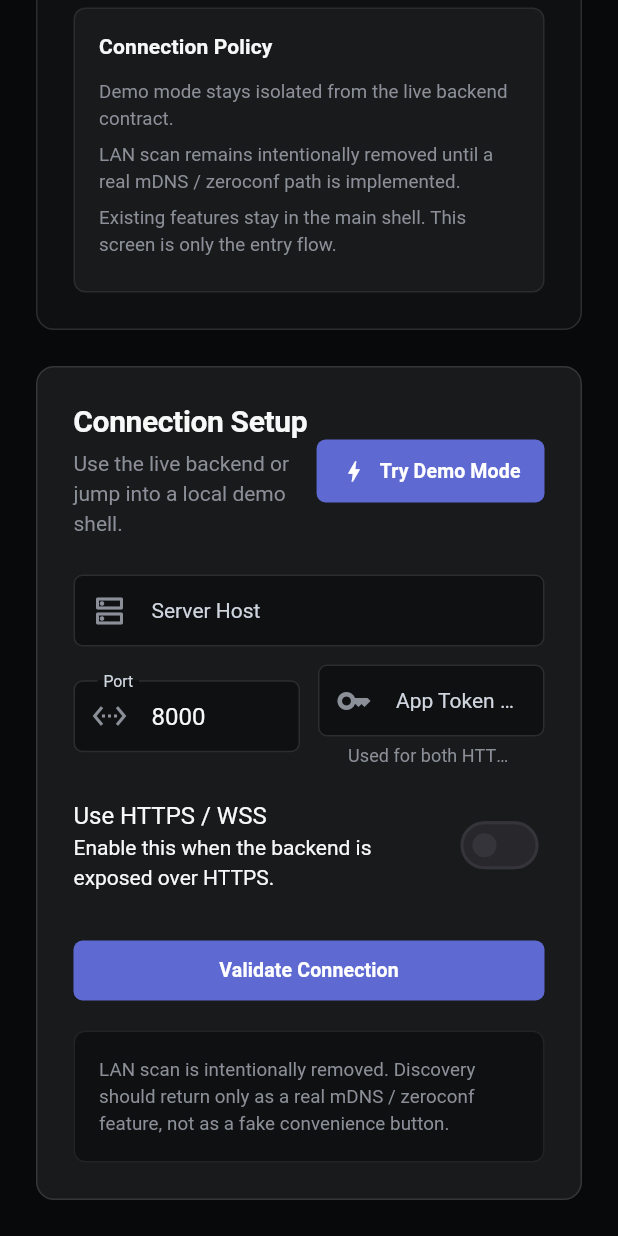
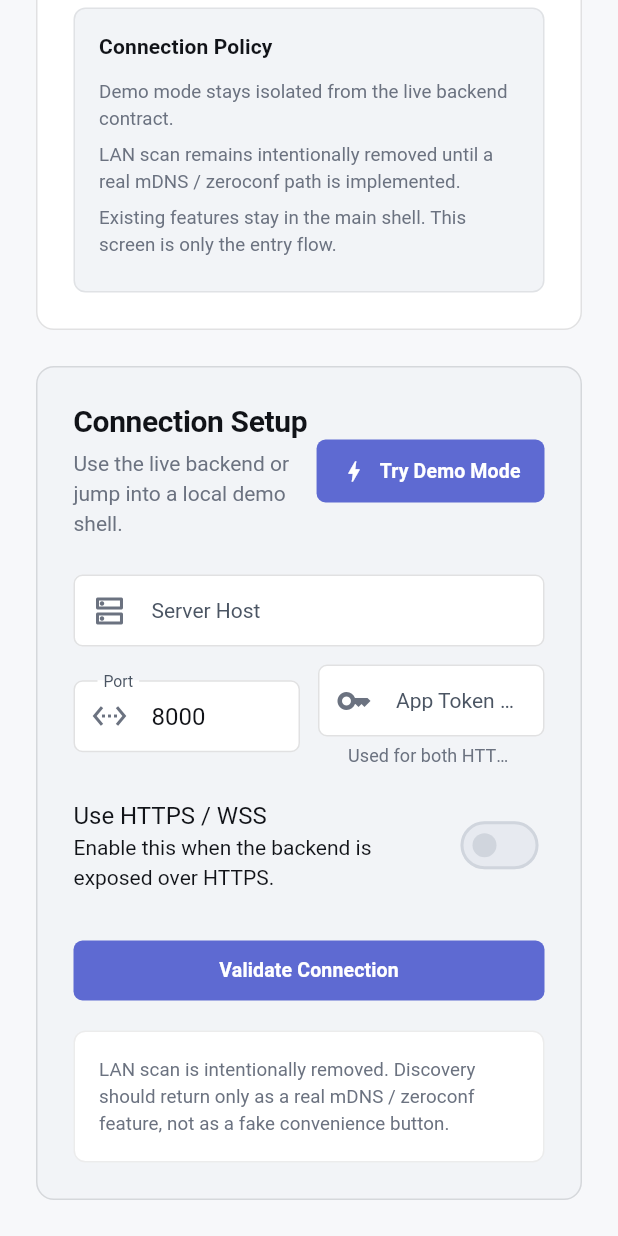
Before and after one commit to hm1399/AI-bot, a Flutter app: the screen it shows after launch, scrolled down 523 dp, on a phone screen of 412 x 824 dp. Run offline on Flutter 3.47's test engine with Material 3 defaults, Android fonts, the phone set to English and light mode, and no system bars; our stand-ins replace go_router, hooks_riverpod, shared_preferences; project files that could hold a hidden picture were left out.

Commit message:
feat: add Linear-inspired light theme

```diff
--- a/app/lib/main.dart
+++ b/app/lib/main.dart
@@ -17,9 +17,9 @@ class AiBotApp extends ConsumerWidget {
     return MaterialApp.router(
       title: 'AI Bot App',
       debugShowCheckedModeBanner: false,
-      themeMode: ThemeMode.dark,
+      themeMode: ThemeMode.system,
+      theme: LinearTheme.light(),
       darkTheme: LinearTheme.dark(),
-      theme: LinearTheme.dark(),
       routerConfig: router,
     );
   }
--- a/app/lib/theme/linear_theme.dart
+++ b/app/lib/theme/linear_theme.dart
@@ -4,7 +4,6 @@ import 'linear_tokens.dart';
 
 class LinearTheme {
   static ThemeData dark() {
-    final base = ThemeData(useMaterial3: true, brightness: Brightness.dark);
     final chrome = const LinearThemeTokens();
     final colorScheme =
         const ColorScheme.dark(
@@ -26,6 +25,48 @@ class LinearTheme {
           surfaceTint: Colors.transparent,
         );
 
+    return _buildTheme(
+      brightness: Brightness.dark,
+      chrome: chrome,
+      colorScheme: colorScheme,
+    );
+  }
+
+  static ThemeData light() {
+    final chrome = const LinearThemeTokens.light();
+    final colorScheme =
+        const ColorScheme.light(
+          primary: LinearPalette.brandIndigo,
+          secondary: LinearPalette.accentViolet,
+          surface: LinearPalette.lightSurface,
+          error: LinearPalette.danger,
+        ).copyWith(
+          onPrimary: Colors.white,
+          onSecondary: Colors.white,
+          onSurface: LinearPalette.lightTextPrimary,
+          surfaceContainerLowest: LinearPalette.lightCanvas,
+          surfaceContainerLow: LinearPalette.lightPanel,
+          surfaceContainer: LinearPalette.lightSurface,
+          surfaceContainerHigh: LinearPalette.lightSurfaceElevated,
+          surfaceContainerHighest: LinearPalette.lightSurfaceHover,
+          outline: LinearPalette.lightBorderStrong,
+          outlineVariant: LinearPalette.lightBorderStandard,
+          surfaceTint: Colors.transparent,
+        );
+
+    return _buildTheme(
+      brightness: Brightness.light,
+      chrome: chrome,
+      colorScheme: colorScheme,
+    );
+  }
+
+  static ThemeData _buildTheme({
+    required Brightness brightness,
+    required LinearThemeTokens chrome,
+    required ColorScheme colorScheme,
+  }) {
+    final base = ThemeData(useMaterial3: true, brightness: brightness);
     return base.copyWith(
       colorScheme: colorScheme,
       scaffoldBackgroundColor: chrome.canvas,
@@ -33,8 +74,8 @@ class LinearTheme {
       cardColor: chrome.surface,
       dividerColor: chrome.borderSubtle,
       splashFactory: InkSparkle.splashFactory,
-      extensions: const <ThemeExtension<dynamic>>[LinearThemeTokens()],
-      textTheme: _buildTextTheme(base.textTheme),
+      extensions: <ThemeExtension<dynamic>>[chrome],
+      textTheme: _buildTextTheme(base.textTheme, chrome),
       appBarTheme: const AppBarTheme(
         backgroundColor: Colors.transparent,
         elevation: 0,
@@ -47,7 +88,7 @@ class LinearTheme {
         surfaceTintColor: Colors.transparent,
         shape: RoundedRectangleBorder(
           borderRadius: LinearRadius.card,
-          side: const BorderSide(color: LinearPalette.borderStandard),
+          side: BorderSide(color: chrome.borderStandard),
         ),
       ),
       dialogTheme: DialogThemeData(
@@ -56,24 +97,24 @@ class LinearTheme {
         barrierColor: chrome.overlay,
         shape: RoundedRectangleBorder(
           borderRadius: LinearRadius.panel,
-          side: const BorderSide(color: LinearPalette.borderStandard),
+          side: BorderSide(color: chrome.borderStandard),
         ),
       ),
-      bottomSheetTheme: const BottomSheetThemeData(
-        backgroundColor: LinearPalette.surface,
+      bottomSheetTheme: BottomSheetThemeData(
+        backgroundColor: chrome.surface,
         surfaceTintColor: Colors.transparent,
-        shape: RoundedRectangleBorder(borderRadius: LinearRadius.panel),
+        shape: const RoundedRectangleBorder(borderRadius: LinearRadius.panel),
       ),
-      listTileTheme: const ListTileThemeData(
-        iconColor: LinearPalette.textSecondary,
-        textColor: LinearPalette.textPrimary,
+      listTileTheme: ListTileThemeData(
+        iconColor: chrome.textSecondary,
+        textColor: chrome.textPrimary,
       ),
-      dividerTheme: const DividerThemeData(
-        color: LinearPalette.borderSubtle,
+      dividerTheme: DividerThemeData(
+        color: chrome.borderSubtle,
         thickness: 1,
         space: 1,
       ),
-      iconTheme: const IconThemeData(color: LinearPalette.textSecondary),
+      iconTheme: IconThemeData(color: chrome.textSecondary),
       filledButtonTheme: FilledButtonThemeData(
         style: FilledButton.styleFrom(
           backgroundColor: chrome.brand,
@@ -95,7 +136,7 @@ class LinearTheme {
       outlinedButtonTheme: OutlinedButtonThemeData(
         style: OutlinedButton.styleFrom(
           foregroundColor: chrome.textPrimary,
-          side: const BorderSide(color: LinearPalette.borderStandard),
+          side: BorderSide(color: chrome.borderStandard),
           padding: const EdgeInsets.symmetric(
             horizontal: LinearSpacing.md,
             vertical: LinearSpacing.sm,
@@ -121,7 +162,7 @@ class LinearTheme {
         disabledColor: chrome.panel,
         selectedColor: chrome.surfaceHover,
         secondarySelectedColor: chrome.surfaceHover,
-        side: const BorderSide(color: LinearPalette.borderStandard),
+        side: BorderSide(color: chrome.borderStandard),
         shape: const StadiumBorder(),
         labelStyle: TextStyle(
           color: chrome.textSecondary,
@@ -150,8 +191,8 @@ class LinearTheme {
           horizontal: LinearSpacing.md,
           vertical: LinearSpacing.sm,
         ),
-        border: _inputBorder(),
-        enabledBorder: _inputBorder(),
+        border: _inputBorder(color: chrome.borderStandard),
+        enabledBorder: _inputBorder(color: chrome.borderStandard),
         focusedBorder: _inputBorder(color: chrome.accent, width: 1.4),
         errorBorder: _inputBorder(color: chrome.danger),
         focusedErrorBorder: _inputBorder(color: chrome.danger, width: 1.4),
@@ -174,7 +215,7 @@ class LinearTheme {
             return chrome.panel;
           }),
           side: WidgetStateProperty.all(
-            const BorderSide(color: LinearPalette.borderStandard),
+            BorderSide(color: chrome.borderStandard),
           ),
           shape: WidgetStateProperty.all(
             const RoundedRectangleBorder(borderRadius: LinearRadius.control),
@@ -218,7 +259,7 @@ class LinearTheme {
     );
   }
 
-  static TextTheme _buildTextTheme(TextTheme base) {
+  static TextTheme _buildTextTheme(TextTheme base, LinearThemeTokens chrome) {
     return base
         .copyWith(
           displayLarge: base.displayLarge?.copyWith(
@@ -282,18 +323,15 @@ class LinearTheme {
           labelSmall: base.labelSmall?.copyWith(
             fontSize: 11,
             height: 1.2,
-            color: LinearPalette.textTertiary,
+            color: chrome.textTertiary,
             fontWeight: FontWeight.w600,
           ),
         )
-        .apply(
-          bodyColor: LinearPalette.textPrimary,
-          displayColor: LinearPalette.textPrimary,
-        );
+        .apply(bodyColor: chrome.textPrimary, displayColor: chrome.textPrimary);
   }
 
   static OutlineInputBorder _inputBorder({
-    Color color = LinearPalette.borderStandard,
+    required Color color,
     double width = 1,
   }) {
     return OutlineInputBorder(
--- a/app/lib/theme/linear_tokens.dart
+++ b/app/lib/theme/linear_tokens.dart
@@ -21,6 +21,20 @@ class LinearPalette {
   static const Color borderStandard = Color(0x1FFFFFFF);
   static const Color borderStrong = Color(0xFF34343A);
   static const Color overlay = Color(0xD9000000);
+
+  static const Color lightCanvas = Color(0xFFF7F8FA);
+  static const Color lightPanel = Color(0xFFFFFFFF);
+  static const Color lightSurface = Color(0xFFF2F4F7);
+  static const Color lightSurfaceHover = Color(0xFFE7EAF0);
+  static const Color lightSurfaceElevated = Color(0xFFFCFCFD);
+  static const Color lightTextPrimary = Color(0xFF111318);
+  static const Color lightTextSecondary = Color(0xFF4B5563);
+  static const Color lightTextTertiary = Color(0xFF6B7280);
+  static const Color lightTextQuaternary = Color(0xFF98A2B3);
+  static const Color lightBorderSubtle = Color(0x14070B12);
+  static const Color lightBorderStandard = Color(0x1F070B12);
+  static const Color lightBorderStrong = Color(0xFFD0D5DD);
+  static const Color lightOverlay = Color(0x66070B12);
 }
 
 class LinearSpacing {
@@ -64,6 +78,27 @@ class LinearThemeTokens extends ThemeExtension<LinearThemeTokens> {
     this.borderStandard = LinearPalette.borderStandard,
     this.borderStrong = LinearPalette.borderStrong,
     this.overlay = LinearPalette.overlay,
+  });
+
+  const LinearThemeTokens.light({
+    this.canvas = LinearPalette.lightCanvas,
+    this.panel = LinearPalette.lightPanel,
+    this.surface = LinearPalette.lightSurface,
+    this.surfaceHover = LinearPalette.lightSurfaceHover,
+    this.surfaceElevated = LinearPalette.lightSurfaceElevated,
+    this.textPrimary = LinearPalette.lightTextPrimary,
+    this.textSecondary = LinearPalette.lightTextSecondary,
+    this.textTertiary = LinearPalette.lightTextTertiary,
+    this.textQuaternary = LinearPalette.lightTextQuaternary,
+    this.brand = LinearPalette.brandIndigo,
+    this.accent = LinearPalette.accentViolet,
+    this.success = LinearPalette.success,
+    this.warning = LinearPalette.warning,
+    this.danger = LinearPalette.danger,
+    this.borderSubtle = LinearPalette.lightBorderSubtle,
+    this.borderStandard = LinearPalette.lightBorderStandard,
+    this.borderStrong = LinearPalette.lightBorderStrong,
+    this.overlay = LinearPalette.lightOverlay,
   });
 
   final Color canvas;
```
Also changed, not shown: 2 other files.
